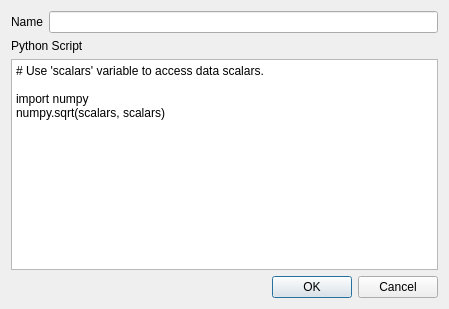
First picture: the form in EditPythonOperatorDialog.ui, repository OpenChemistry/tomviz, before the edit.
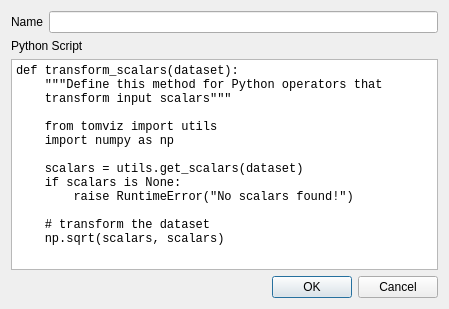
Second picture: the form after the edit.

Commit message:
Working on cleanin up Python operators.
1. Update API to work with ParaView/VTK master.
2. Added placeholders to locate Python module paths.
3. Update how operator script is executed for better error reporting.

```diff
--- a/EditPythonOperatorDialog.ui
+++ b/EditPythonOperatorDialog.ui
@@ -33,14 +33,28 @@
    </item>
    <item row="2" column="0" colspan="2">
     <widget class="QPlainTextEdit" name="script">
+     <property name="font">
+      <font>
+       <family>Monospace</family>
+      </font>
+     </property>
      <property name="lineWrapMode">
       <enum>QPlainTextEdit::NoWrap</enum>
      </property>
      <property name="plainText">
-      <string># Use 'scalars' variable to access data scalars.
+      <string>def transform_scalars(dataset):
+    &quot;&quot;&quot;Define this method for Python operators that 
+    transform input scalars&quot;&quot;&quot;
 
-import numpy
-numpy.sqrt(scalars, scalars)</string>
+    from tomviz import utils
+    import numpy as np
+
+    scalars = utils.get_scalars(dataset)
+    if scalars is None:
+        raise RuntimeError(&quot;No scalars found!&quot;)
+
+    # transform the dataset
+    np.sqrt(scalars, scalars)</string>
      </property>
     </widget>
    </item>
```
The commit also changes 7 other files.
